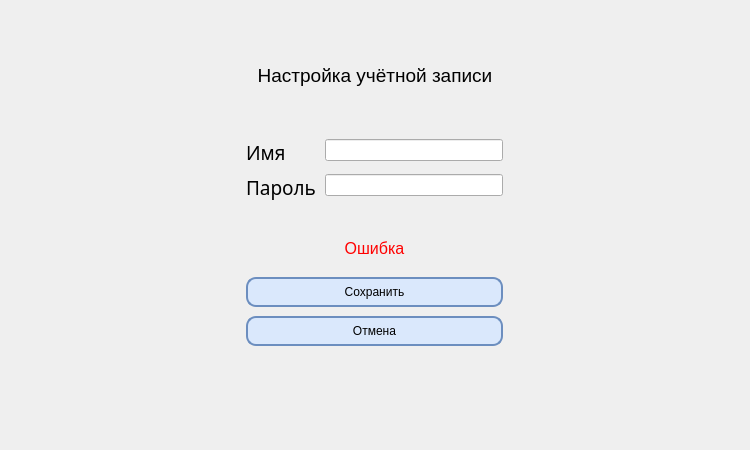
Before: the Qt Designer form DialogWindows/UI/AccountEdit.ui in G3RKA/EFS-Energy-Forecasting-System, drawn with Qt 5.
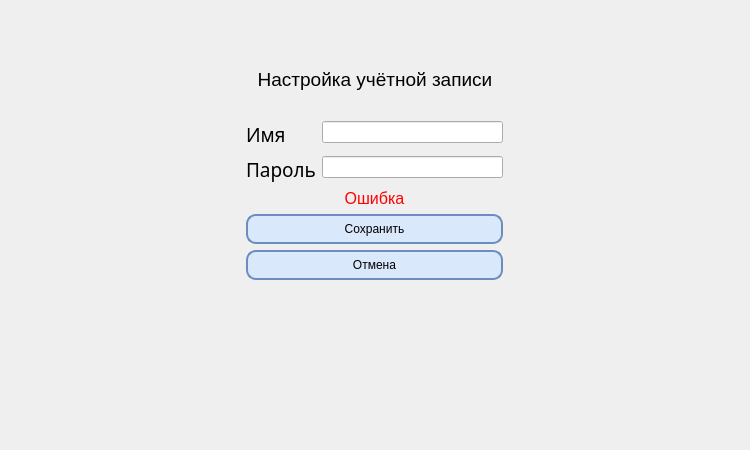
After: the same form once the commit is applied. Icons and pictures are not drawn. Custom widgets are drawn as their Qt base class.

```diff
--- a/DialogWindows/UI/AccountEdit.ui
+++ b/DialogWindows/UI/AccountEdit.ui
@@ -41,15 +41,15 @@
 	background-color: #a7c8fc;
 }</string>
   </property>
-  <layout class="QVBoxLayout" name="verticalLayout_2" stretch="1,0,1,0,0">
+  <layout class="QVBoxLayout" name="verticalLayout_2" stretch="1,1,8">
    <property name="spacing">
-    <number>0</number>
+    <number>15</number>
    </property>
    <property name="topMargin">
     <number>12</number>
    </property>
    <property name="bottomMargin">
-    <number>95</number>
+    <number>60</number>
    </property>
    <item alignment="Qt::AlignmentFlag::AlignHCenter|Qt::AlignmentFlag::AlignTop">
     <widget class="SystemLabel" name="Label" native="true">
@@ -81,19 +81,6 @@
      </property>
     </widget>
    </item>
-   <item>
-    <spacer name="verticalSpacer_2">
-     <property name="orientation">
-      <enum>Qt::Orientation::Vertical</enum>
-     </property>
-     <property name="sizeHint" stdset="0">
-      <size>
-       <width>20</width>
-       <height>20</height>
-      </size>
-     </property>
-    </spacer>
-   </item>
    <item>
     <widget class="QLabel" name="MenuLabel">
      <property name="font">
@@ -109,30 +96,23 @@
      </property>
     </widget>
    </item>
-   <item>
-    <spacer name="verticalSpacer">
-     <property name="orientation">
-      <enum>Qt::Orientation::Vertical</enum>
-     </property>
-     <property name="sizeHint" stdset="0">
-      <size>
-       <width>20</width>
-       <height>40</height>
-      </size>
-     </property>
-    </spacer>
-   </item>
-   <item alignment="Qt::AlignmentFlag::AlignHCenter|Qt::AlignmentFlag::AlignVCenter">
+   <item alignment="Qt::AlignmentFlag::AlignHCenter|Qt::AlignmentFlag::AlignTop">
     <widget class="QFrame" name="EditFrame">
+     <property name="sizePolicy">
+      <sizepolicy hsizetype="Preferred" vsizetype="Preferred">
+       <horstretch>0</horstretch>
+       <verstretch>0</verstretch>
+      </sizepolicy>
+     </property>
      <property name="minimumSize">
       <size>
        <width>275</width>
-       <height>225</height>
+       <height>0</height>
       </size>
      </property>
-     <layout class="QVBoxLayout" name="verticalLayout" stretch="2,1,2">
+     <layout class="QVBoxLayout" name="verticalLayout" stretch="0,0,0,0">
       <property name="spacing">
-       <number>9</number>
+       <number>6</number>
       </property>
       <item>
        <layout class="QFormLayout" name="formLayout">
@@ -172,7 +152,7 @@
          <widget class="QLineEdit" name="PassEdit">
           <property name="font">
            <font>
-            <pointsize>8</pointsize>
+            <pointsize>9</pointsize>
            </font>
           </property>
          </widget>
@@ -181,6 +161,24 @@
       </item>
       <item>
        <widget class="QLabel" name="ErrorLabel">
+        <property name="sizePolicy">
+         <sizepolicy hsizetype="Preferred" vsizetype="Expanding">
+          <horstretch>0</horstretch>
+          <verstretch>0</verstretch>
+         </sizepolicy>
+        </property>
+        <property name="minimumSize">
+         <size>
+          <width>0</width>
+          <height>10</height>
+         </size>
+        </property>
+        <property name="maximumSize">
+         <size>
+          <width>275</width>
+          <height>16777215</height>
+         </size>
+        </property>
         <property name="palette">
          <palette>
           <active>
@@ -225,11 +223,6 @@
        </widget>
       </item>
       <item>
-       <layout class="QVBoxLayout" name="verticalLayout_3">
-        <property name="spacing">
-         <number>9</number>
-        </property>
-        <item>
          <widget class="QPushButton" name="SaveButton">
           <property name="minimumSize">
            <size>
@@ -254,8 +247,6 @@
            <string>Отмена</string>
           </property>
          </widget>
-        </item>
-       </layout>
       </item>
      </layout>
     </widget>
```
Lines whose indentation alone changed are shown as unchanged.
